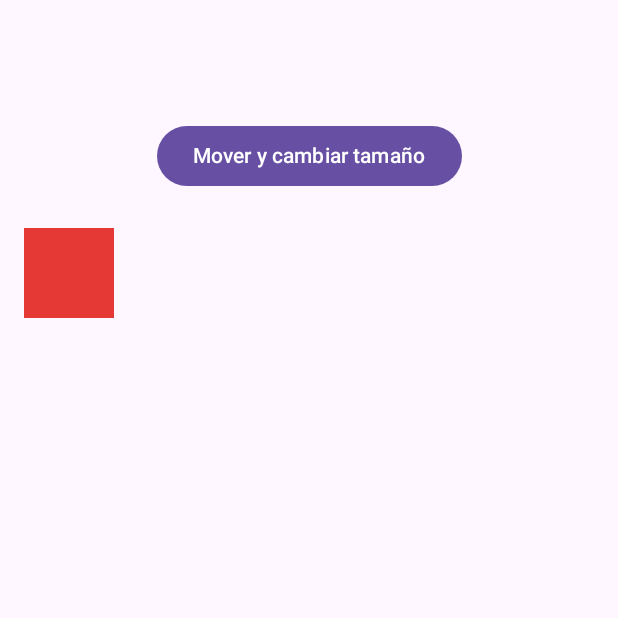
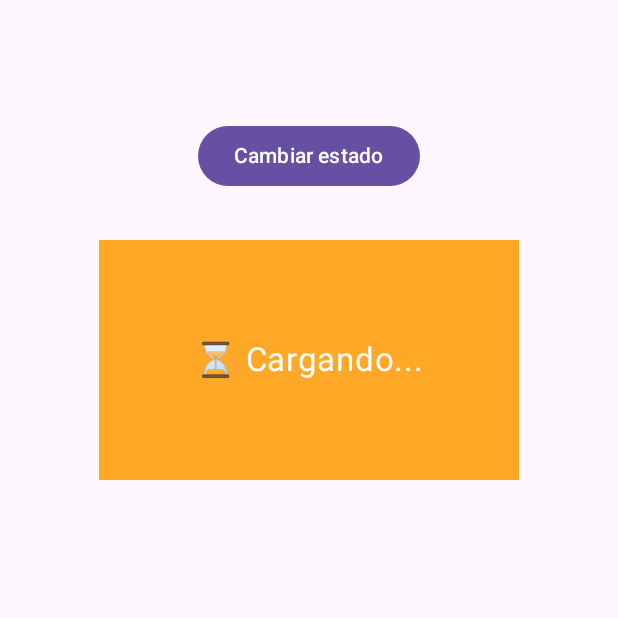
Before and after one commit to danielaapaza-stack/Lab13-Moviles, an Android app built with Jetpack Compose: the screen it shows after launch (MainActivity), on a phone screen of 412 x 824 dp, the top half of it. Run offline under Robolectric (Android 15) with nearby library versions, the phone set to English and light mode, and no system bars.

Commit message:
feat: ejercicio 4 con AnimatedContent y estados Cargando, Contenido y Error

```diff
--- /dev/null
+++ b/app/src/main/java/com/example/lab13_animaciones/Ejercicio4.kt
@@ -0,0 +1,84 @@
+package com.example.lab13_animaciones
+
+import androidx.compose.animation.AnimatedContent
+import androidx.compose.animation.core.tween
+import androidx.compose.animation.fadeIn
+import androidx.compose.animation.fadeOut
+import androidx.compose.animation.togetherWith
+import androidx.compose.foundation.background
+import androidx.compose.foundation.layout.Box
+import androidx.compose.foundation.layout.Column
+import androidx.compose.foundation.layout.Spacer
+import androidx.compose.foundation.layout.fillMaxSize
+import androidx.compose.foundation.layout.height
+import androidx.compose.foundation.layout.padding
+import androidx.compose.foundation.layout.size
+import androidx.compose.material3.Button
+import androidx.compose.material3.Text
+import androidx.compose.runtime.Composable
+import androidx.compose.runtime.getValue
+import androidx.compose.runtime.mutableStateOf
+import androidx.compose.runtime.remember
+import androidx.compose.runtime.setValue
+import androidx.compose.ui.Alignment
+import androidx.compose.ui.Modifier
+import androidx.compose.ui.graphics.Color
+import androidx.compose.ui.unit.dp
+import androidx.compose.ui.unit.sp
+
+enum class Estado {
+    CARGANDO, CONTENIDO, ERROR
+}
+
+@Composable
+fun Ejercicio4() {
+    var estado by remember { mutableStateOf(Estado.CARGANDO) }
+
+    Column(
+        modifier = Modifier
+            .fillMaxSize()
+            .padding(top = 80.dp),
+        horizontalAlignment = Alignment.CenterHorizontally
+    ) {
+        Button(
+            onClick = {
+                estado = when (estado) {
+                    Estado.CARGANDO -> Estado.CONTENIDO
+                    Estado.CONTENIDO -> Estado.ERROR
+                    Estado.ERROR -> Estado.CARGANDO
+                }
+            }
+        ) {
+            Text("Cambiar estado")
+        }
+
+        Spacer(modifier = Modifier.height(32.dp))
+
+        AnimatedContent(
+            targetState = estado,
+            transitionSpec = {
+                fadeIn(animationSpec = tween(durationMillis = 700, delayMillis = 300)) togetherWith
+                        fadeOut(animationSpec = tween(durationMillis = 300))
+            },
+            label = "contenidoAnimado"
+        ) { estadoActual ->
+            when (estadoActual) {
+                Estado.CARGANDO -> CajaEstado("⏳ Cargando...", Color(0xFFFFA726))
+                Estado.CONTENIDO -> CajaEstado("✅ Contenido listo", Color(0xFF43A047))
+                Estado.ERROR -> CajaEstado("❌ Ocurrió un error", Color(0xFFE53935))
+            }
+        }
+    }
+}
+
+@Composable
+fun CajaEstado(mensaje: String, color: Color) {
+    Box(
+        modifier = Modifier
+            .size(width = 280.dp, height = 160.dp)
+            .background(color),
+        contentAlignment = Alignment.Center
+    ) {
+        Text(text = mensaje, fontSize = 22.sp, color = Color.White)
+    }
+}
--- a/app/src/main/java/com/example/lab13_animaciones/MainActivity.kt
+++ b/app/src/main/java/com/example/lab13_animaciones/MainActivity.kt
@@ -14,7 +14,7 @@ class MainActivity : ComponentActivity() {
         setContent {
             MaterialTheme {
                 Surface(modifier = Modifier.fillMaxSize()) {
-                    Ejercicio3()
+                    Ejercicio4()
                 }
             }
         }
```
